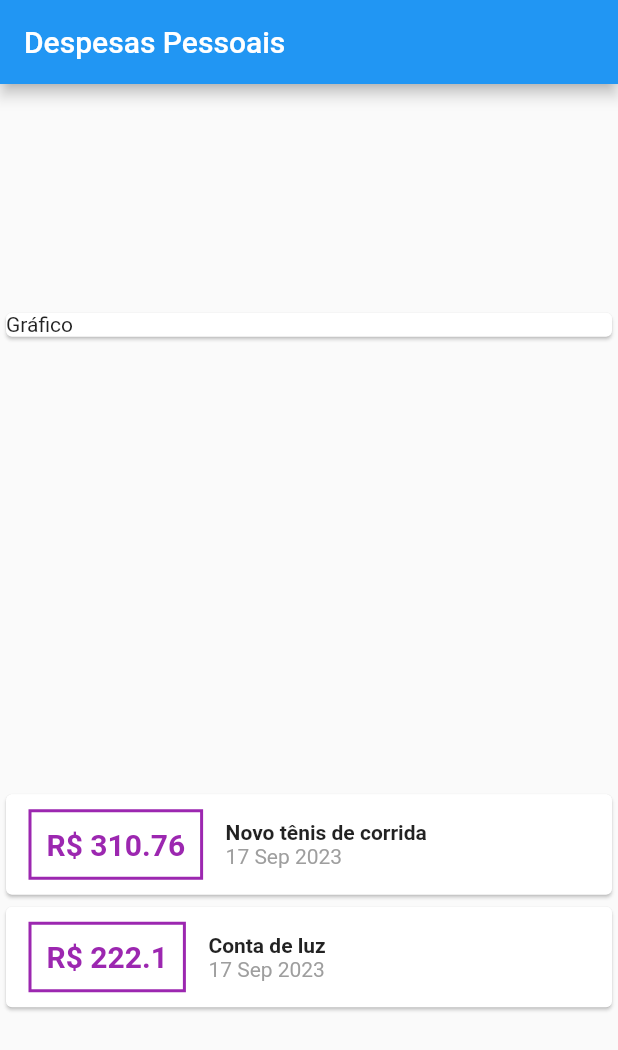
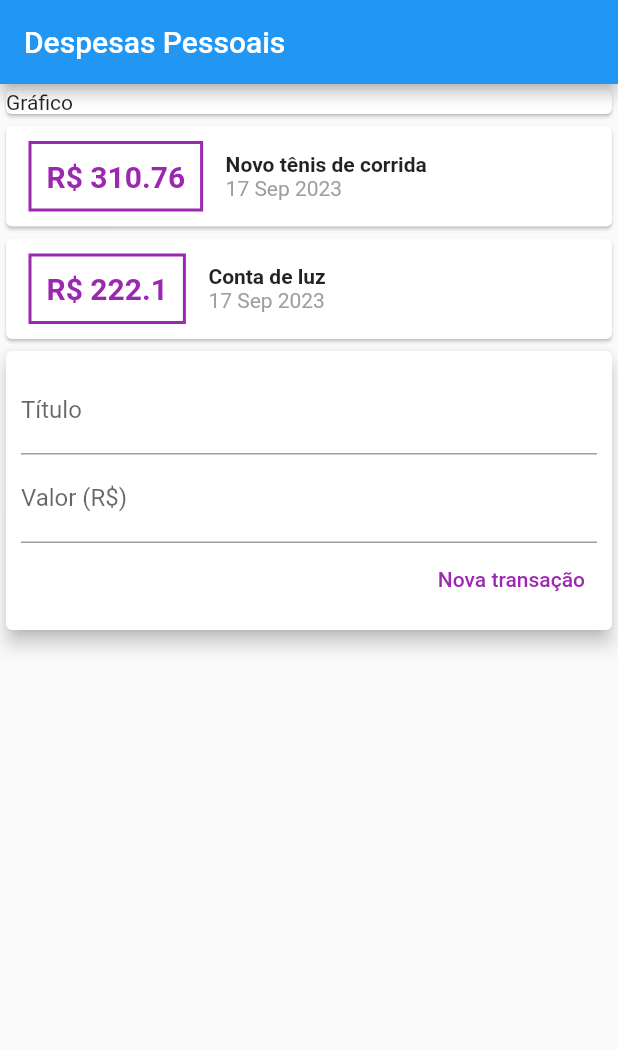
Before and after one commit to IgorAtilar/expenses, a Flutter app: the screen it shows after launch, on a phone screen of 412 x 824 dp. Shown: the top 1050 px of the screen. Run offline on Flutter 3.47's test engine with Material 2 defaults, Android fonts, the phone set to English and light mode, and no system bars.

Commit message:
create Transactionlist and TransactionForm widgets

```diff
--- /dev/null
+++ b/lib/components/transaction_form.dart
@@ -0,0 +1,48 @@
+import 'package:flutter/material.dart';
+
+class TransactionForm extends StatelessWidget {
+  TransactionForm({super.key});
+
+  final titleController = TextEditingController();
+  final valueController = TextEditingController();
+
+  @override
+  Widget build(BuildContext context) {
+    return Card(
+      elevation: 5,
+      child: Padding(
+        padding: const EdgeInsets.all(10),
+        child: Column(
+          children: [
+            TextField(
+              controller: titleController,
+              decoration: const InputDecoration(
+                labelText: 'Título',
+              ),
+            ),
+            TextField(
+              controller: valueController,
+              decoration: const InputDecoration(
+                labelText: 'Valor (R\$)',
+              ),
+            ),
+            Row(
+              mainAxisAlignment: MainAxisAlignment.end,
+              children: [
+                TextButton(
+                  child: const Text(
+                    "Nova transação",
+                    style: TextStyle(color: Colors.purple),
+                  ),
+                  onPressed: () {
+                    print('${titleController.text} ${valueController.text}');
+                  },
+                ),
+              ],
+            )
+          ],
+        ),
+      ),
+    );
+  }
+}
--- /dev/null
+++ b/lib/components/transaction_list.dart
@@ -0,0 +1,67 @@
+import 'package:flutter/material.dart';
+import 'package:intl/intl.dart';
+
+import '../models/transaction.dart';
+
+class Transactionlist extends StatelessWidget {
+  const Transactionlist({
+    super.key,
+    required this.transactions,
+  });
+
+  final List<Transaction> transactions;
+
+  @override
+  Widget build(BuildContext context) {
+    return Column(
+      children: transactions.map(
+        (transaction) {
+          return Card(
+            child: Row(
+              children: [
+                Container(
+                  margin: const EdgeInsets.symmetric(
+                    horizontal: 15,
+                    vertical: 10,
+                  ),
+                  decoration: BoxDecoration(
+                    border: Border.all(
+                      color: Colors.purple,
+                      width: 2,
+                    ),
+                  ),
+                  padding: const EdgeInsets.all(10),
+                  child: Text(
+                    'R\$ ${transaction.value.toString()}',
+                    style: const TextStyle(
+                      fontWeight: FontWeight.bold,
+                      fontSize: 20,
+                      color: Colors.purple,
+                    ),
+                  ),
+                ),
+                Column(
+                  crossAxisAlignment: CrossAxisAlignment.start,
+                  children: [
+                    Text(
+                      transaction.title,
+                      style: const TextStyle(
+                        fontWeight: FontWeight.bold,
+                      ),
+                    ),
+                    Text(
+                      DateFormat('d MMM y').format(transaction.date),
+                      style: const TextStyle(
+                        color: Colors.grey,
+                      ),
+                    ),
+                  ],
+                )
+              ],
+            ),
+          );
+        },
+      ).toList(),
+    );
+  }
+}
--- a/lib/main.dart
+++ b/lib/main.dart
@@ -1,7 +1,8 @@
 import 'package:flutter/material.dart';
-import 'package:intl/intl.dart';
 
 import './models/transaction.dart';
+import './components/transaction_list.dart';
+import './components/transaction_form.dart';
 
 void main() {
   runApp(const ExpensesApp());
@@ -43,62 +44,13 @@ class HomePage extends StatelessWidget {
         title: const Text("Despesas Pessoais"),
       ),
       body: Column(
-        mainAxisAlignment: MainAxisAlignment.spaceAround,
         crossAxisAlignment: CrossAxisAlignment.stretch,
         children: [
           const Card(
             child: Text("Gráfico"),
           ),
-          Column(
-            children: _transactions.map(
-              (transaction) {
-                return Card(
-                  child: Row(
-                    children: [
-                      Container(
-                        margin: const EdgeInsets.symmetric(
-                          horizontal: 15,
-                          vertical: 10,
-                        ),
-                        decoration: BoxDecoration(
-                          border: Border.all(
-                            color: Colors.purple,
-                            width: 2,
-                          ),
-                        ),
-                        padding: const EdgeInsets.all(10),
-                        child: Text(
-                          'R\$ ${transaction.value.toString()}',
-                          style: const TextStyle(
-                            fontWeight: FontWeight.bold,
-                            fontSize: 20,
-                            color: Colors.purple,
-                          ),
-                        ),
-                      ),
-                      Column(
-                        crossAxisAlignment: CrossAxisAlignment.start,
-                        children: [
-                          Text(
-                            transaction.title,
-                            style: const TextStyle(
-                              fontWeight: FontWeight.bold,
-                            ),
-                          ),
-                          Text(
-                            DateFormat('d MMM y').format(transaction.date),
-                            style: const TextStyle(
-                              color: Colors.grey,
-                            ),
-                          ),
-                        ],
-                      )
-                    ],
-                  ),
-                );
-              },
-            ).toList(),
-          )
+          Transactionlist(transactions: _transactions),
+          TransactionForm()
         ],
       ),
     );
```
